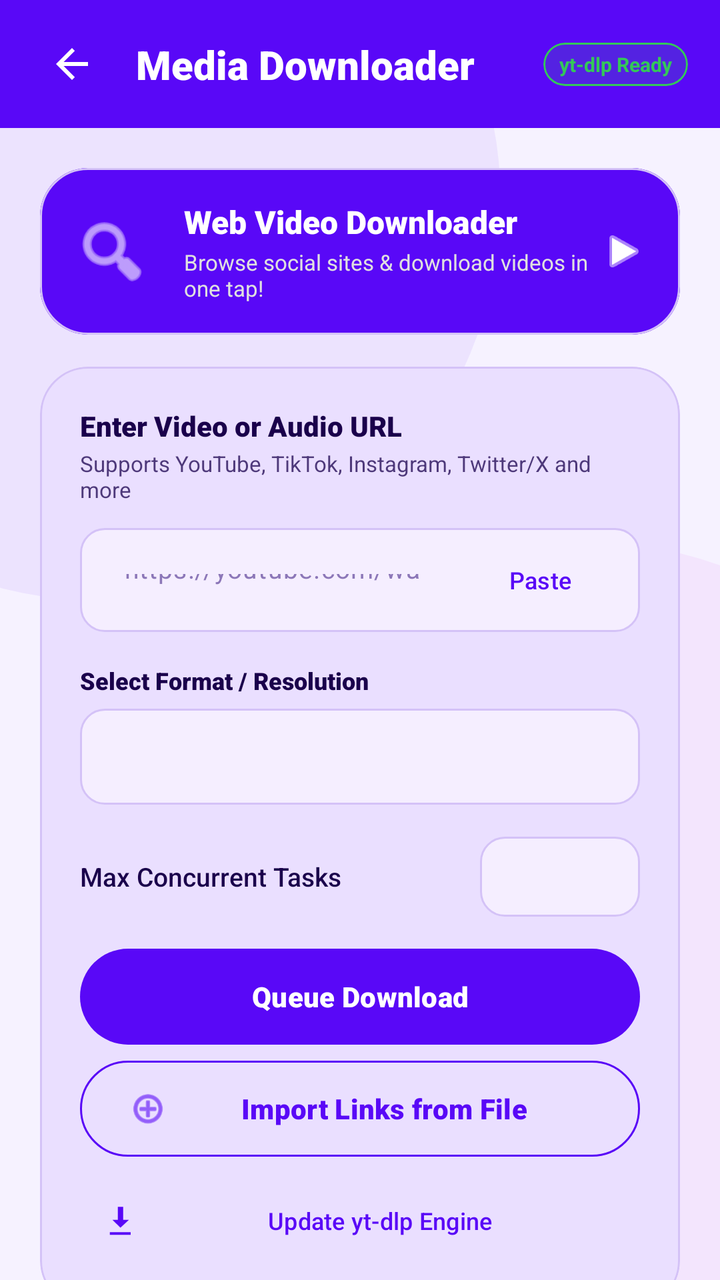
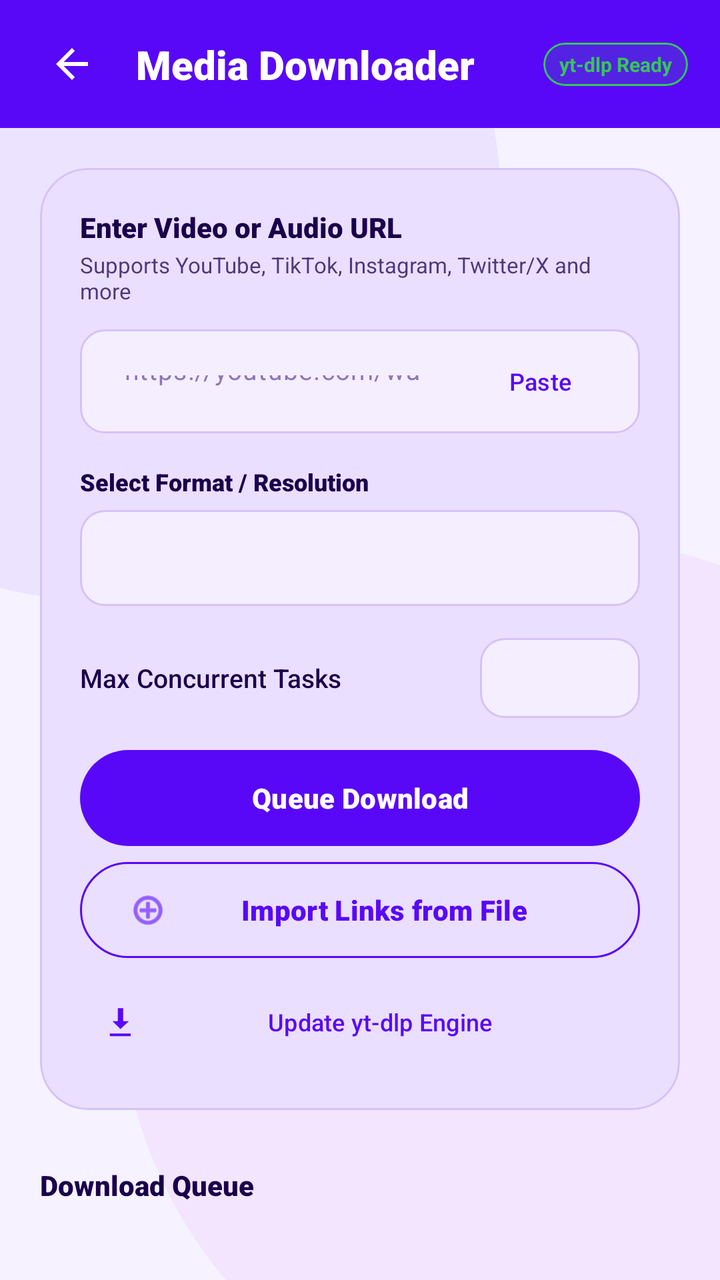

Two renders of the same Android screen: before a commit and after it. Below are the layout's source before the change and the commit's diff.
<!-- AndroidManifest.xml: activity theme Theme.ChatSnap.NoActionBar -->
<!-- res/layout/activity_downloader.xml -->
<?xml version="1.0" encoding="utf-8"?>
<androidx.coordinatorlayout.widget.CoordinatorLayout xmlns:android="http://schemas.android.com/apk/res/android"
    xmlns:app="http://schemas.android.com/apk/res-auto"
    xmlns:tools="http://schemas.android.com/tools"
    android:layout_width="match_parent"
    android:layout_height="match_parent"
    android:background="?android:attr/windowBackground"
    android:fitsSystemWindows="true">

    <include layout="@layout/layout_bubbles" />

    <com.google.android.material.appbar.AppBarLayout
        android:id="@+id/appBarLayout"
        android:layout_width="match_parent"
        android:layout_height="wrap_content"
        android:background="@android:color/transparent"
        app:elevation="0dp">

        <com.google.android.material.card.MaterialCardView
            android:id="@+id/cvHeader"
            android:layout_width="match_parent"
            android:layout_height="64dp"
            app:cardCornerRadius="0dp"
            app:cardElevation="4dp"
            app:cardBackgroundColor="?attr/colorPrimary"
            app:strokeWidth="0dp">

            <androidx.constraintlayout.widget.ConstraintLayout
                android:layout_width="match_parent"
                android:layout_height="match_parent"
                android:background="@drawable/header_gradient"
                android:paddingHorizontal="16dp">

                <ImageButton
                    android:id="@+id/btnBack"
                    android:layout_width="40dp"
                    android:layout_height="40dp"
                    android:background="?attr/selectableItemBackgroundBorderless"
                    android:src="@drawable/ic_back"
                    android:contentDescription="Back"
                    app:tint="?attr/colorOnPrimary"
                    app:layout_constraintBottom_toBottomOf="parent"
                    app:layout_constraintStart_toStartOf="parent"
                    app:layout_constraintTop_toTopOf="parent" />

                <TextView
                    android:id="@+id/tvHeaderTitle"
                    android:layout_width="wrap_content"
                    android:layout_height="wrap_content"
                    android:layout_marginStart="12dp"
                    android:text="Media Downloader"
                    android:textColor="?attr/colorOnPrimary"
                    android:textSize="20sp"
                    android:fontFamily="sans-serif-black"
                    app:layout_constraintBottom_toBottomOf="parent"
                    app:layout_constraintStart_toEndOf="@id/btnBack"
                    app:layout_constraintTop_toTopOf="parent" />

                
                <com.google.android.material.card.MaterialCardView
                    android:layout_width="wrap_content"
                    android:layout_height="wrap_content"
                    app:cardCornerRadius="12dp"
                    app:cardElevation="0dp"
                    app:cardBackgroundColor="#2234C759"
                    app:strokeWidth="1dp"
                    app:strokeColor="#FF34C759"
                    app:layout_constraintBottom_toBottomOf="parent"
                    app:layout_constraintEnd_toEndOf="parent"
                    app:layout_constraintTop_toTopOf="parent">

                    <TextView
                        android:layout_width="wrap_content"
                        android:layout_height="wrap_content"
                        android:paddingHorizontal="8dp"
                        android:paddingVertical="4dp"
                        android:text="yt-dlp Ready"
                        android:textColor="#34C759"
                        android:textSize="10sp"
                        android:textStyle="bold" />
                </com.google.android.material.card.MaterialCardView>

            </androidx.constraintlayout.widget.ConstraintLayout>
        </com.google.android.material.card.MaterialCardView>
    </com.google.android.material.appbar.AppBarLayout>

    <androidx.core.widget.NestedScrollView
        android:layout_width="match_parent"
        android:layout_height="match_parent"
        android:clipToPadding="false"
        android:paddingBottom="80dp"
        app:layout_behavior="@string/appbar_scrolling_view_behavior">

        <LinearLayout
            android:layout_width="match_parent"
            android:layout_height="wrap_content"
            android:orientation="vertical"
            android:padding="20dp">

            
            <com.google.android.material.card.MaterialCardView
                android:id="@+id/cvWebDownloader"
                android:layout_width="match_parent"
                android:layout_height="wrap_content"
                android:layout_marginBottom="16dp"
                app:cardCornerRadius="24dp"
                app:cardElevation="0dp"
                app:strokeWidth="1dp"
                app:strokeColor="?attr/colorOutlineVariant"
                app:cardBackgroundColor="?attr/colorSurface">

                <LinearLayout
                    android:layout_width="match_parent"
                    android:layout_height="wrap_content"
                    android:orientation="horizontal"
                    android:padding="16dp"
                    android:gravity="center_vertical"
                    android:background="@drawable/header_gradient">

                    <ImageView
                        android:layout_width="40dp"
                        android:layout_height="40dp"
                        android:src="@android:drawable/ic_menu_search"
                        app:tint="?attr/colorOnPrimary"
                        android:layout_marginEnd="16dp" />

                    <LinearLayout
                        android:layout_width="0dp"
                        android:layout_height="wrap_content"
                        android:layout_weight="1"
                        android:orientation="vertical">

                        <TextView
                            android:layout_width="wrap_content"
                            android:layout_height="wrap_content"
                            android:text="Web Video Downloader"
                            android:textColor="?attr/colorOnPrimary"
                            android:textSize="16sp"
                            android:fontFamily="sans-serif-black" />

                        <TextView
                            android:layout_width="wrap_content"
                            android:layout_height="wrap_content"
                            android:layout_marginTop="2dp"
                            android:text="Browse social sites &amp; download videos in one tap!"
                            android:textColor="#E0E0E0"
                            android:textSize="11sp" />
                    </LinearLayout>

                    <ImageView
                        android:layout_width="24dp"
                        android:layout_height="24dp"
                        android:src="@android:drawable/ic_media_play"
                        app:tint="?attr/colorOnPrimary" />
                </LinearLayout>
            </com.google.android.material.card.MaterialCardView>

            
            <com.google.android.material.card.MaterialCardView
                android:layout_width="match_parent"
                android:layout_height="wrap_content"
                android:layout_marginBottom="16dp"
                app:cardCornerRadius="24dp"
                app:cardElevation="0dp"
                app:strokeWidth="1dp"
                app:strokeColor="?attr/colorOutlineVariant"
                app:cardBackgroundColor="?attr/colorSurface">

                <LinearLayout
                    android:layout_width="match_parent"
                    android:layout_height="wrap_content"
                    android:orientation="vertical"
                    android:padding="20dp">

                    <TextView
                        android:layout_width="wrap_content"
                        android:layout_height="wrap_content"
                        android:text="Enter Video or Audio URL"
                        android:textColor="?android:attr/textColorPrimary"
                        android:textSize="14sp"
                        android:fontFamily="sans-serif-black" />

                    <TextView
                        android:layout_width="wrap_content"
                        android:layout_height="wrap_content"
                        android:layout_marginTop="2dp"
                        android:layout_marginBottom="12dp"
                        android:text="Supports YouTube, TikTok, Instagram, Twitter/X and more"
                        android:textColor="?android:attr/textColorSecondary"
                        android:textSize="11sp" />

                    
                    <LinearLayout
                        android:layout_width="match_parent"
                        android:layout_height="wrap_content"
                        android:orientation="horizontal"
                        android:background="@drawable/bg_input_field"
                        android:padding="6dp"
                        android:gravity="center_vertical"
                        android:layout_marginBottom="16dp">

                        <EditText
                            android:id="@+id/etUrl"
                            android:layout_width="0dp"
                            android:layout_height="40dp"
                            android:layout_weight="1"
                            android:background="@android:color/transparent"
                            android:hint="https://youtube.com/watch?v=..."
                            android:textColor="?android:attr/textColorPrimary"
                            android:textColorHint="?attr/colorOutline"
                            android:textSize="13sp"
                            android:paddingHorizontal="8dp"
                            android:inputType="textUri"
                            android:singleLine="true" />

                        <com.google.android.material.button.MaterialButton
                            android:id="@+id/btnPaste"
                            style="@style/Widget.Material3.Button.TextButton"
                            android:layout_width="wrap_content"
                            android:layout_height="36dp"
                            android:text="Paste"
                            android:textColor="?attr/colorPrimary"
                            android:textSize="12sp"
                            app:cornerRadius="12dp"
                            android:insetTop="0dp"
                            android:insetBottom="0dp" />
                    </LinearLayout>

                    
                    <TextView
                        android:layout_width="wrap_content"
                        android:layout_height="wrap_content"
                        android:text="Select Format / Resolution"
                        android:textColor="?android:attr/textColorPrimary"
                        android:textSize="12sp"
                        android:fontFamily="sans-serif-black" />

                    <Spinner
                        android:id="@+id/spnResolution"
                        android:layout_width="match_parent"
                        android:layout_height="48dp"
                        android:layout_marginTop="6dp"
                        android:background="@drawable/bg_input_field"
                        android:paddingHorizontal="12dp" />

                    
                    <LinearLayout
                        android:layout_width="match_parent"
                        android:layout_height="wrap_content"
                        android:orientation="horizontal"
                        android:gravity="center_vertical"
                        android:layout_marginTop="16dp"
                        android:layout_marginBottom="16dp">
                        
                        <TextView
                            android:layout_width="0dp"
                            android:layout_height="wrap_content"
                            android:layout_weight="1"
                            android:text="Max Concurrent Tasks"
                            android:textSize="13sp"
                            android:fontFamily="sans-serif-medium"
                            android:textColor="?android:attr/textColorPrimary" />
                            
                        <Spinner
                            android:id="@+id/spnConcurrentLimit"
                            android:layout_width="80dp"
                            android:layout_height="40dp"
                            android:background="@drawable/bg_input_field"
                            android:paddingHorizontal="8dp" />
                    </LinearLayout>

                    
                    <com.google.android.material.button.MaterialButton
                        android:id="@+id/btnDownload"
                        android:layout_width="match_parent"
                        android:layout_height="48dp"
                        android:text="Queue Download"
                        android:textColor="#FFFFFF"
                        android:textSize="14sp"
                        android:fontFamily="sans-serif-black"
                        app:backgroundTint="?attr/colorPrimary"
                        app:cornerRadius="24dp"
                        android:insetTop="0dp"
                        android:insetBottom="0dp" />

                    
                    <com.google.android.material.button.MaterialButton
                        android:id="@+id/btnImportFile"
                        style="@style/Widget.Material3.Button.OutlinedButton"
                        android:layout_width="match_parent"
                        android:layout_height="48dp"
                        android:layout_marginTop="8dp"
                        android:text="Import Links from File"
                        android:textColor="?attr/colorPrimary"
                        android:textSize="14sp"
                        android:fontFamily="sans-serif-black"
                        app:cornerRadius="24dp"
                        app:strokeColor="?attr/colorPrimary"
                        app:icon="@android:drawable/ic_menu_add"
                        app:iconSize="20dp"
                        app:iconTint="?attr/colorPrimary"
                        android:insetTop="0dp"
                        android:insetBottom="0dp" />

                    
                    <com.google.android.material.button.MaterialButton
                        android:id="@+id/btnUpdateEngine"
                        style="@style/Widget.Material3.Button.TextButton"
                        android:layout_width="match_parent"
                        android:layout_height="wrap_content"
                        android:layout_marginTop="8dp"
                        android:text="Update yt-dlp Engine"
                        android:textColor="?attr/colorPrimary"
                        android:textSize="12sp"
                        app:icon="@android:drawable/stat_sys_download"
                        app:iconSize="16dp"
                        app:iconTint="?attr/colorPrimary" />

                </LinearLayout>
            </com.google.android.material.card.MaterialCardView>

            
            <TextView
                android:id="@+id/tvQueueHeader"
                android:layout_width="match_parent"
                android:layout_height="wrap_content"
                android:layout_marginTop="12dp"
                android:layout_marginBottom="8dp"
                android:text="Download Queue"
                android:textColor="?android:attr/textColorPrimary"
                android:textSize="14sp"
                android:fontFamily="sans-serif-black" />

            <androidx.recyclerview.widget.RecyclerView
                android:id="@+id/rvQueue"
                android:layout_width="match_parent"
                android:layout_height="wrap_content"
                android:nestedScrollingEnabled="false"
                tools:listitem="@layout/item_download_task" />

            
            <LinearLayout
                android:layout_width="match_parent"
                android:layout_height="wrap_content"
                android:orientation="horizontal"
                android:gravity="center_vertical"
                android:layout_marginTop="24dp"
                android:layout_marginBottom="8dp">

                <TextView
                    android:id="@+id/tvHistoryHeader"
                    android:layout_width="0dp"
                    android:layout_height="wrap_content"
                    android:layout_weight="1"
                    android:text="Download History"
                    android:textColor="?android:attr/textColorPrimary"
                    android:textSize="14sp"
                    android:fontFamily="sans-serif-black" />

                <com.google.android.material.button.MaterialButton
                    android:id="@+id/btnClearHistory"
                    style="@style/Widget.Material3.Button.TextButton"
                    android:layout_width="wrap_content"
                    android:layout_height="32dp"
                    android:text="Clear All"
                    android:textColor="#FF3B30"
                    android:textSize="11sp"
                    app:cornerRadius="12dp"
                    android:insetTop="0dp"
                    android:insetBottom="0dp" />
            </LinearLayout>

            <TextView
                android:id="@+id/tvHistoryEmpty"
                android:layout_width="match_parent"
                android:layout_height="wrap_content"
                android:text="No download history yet"
                android:textColor="?android:attr/textColorSecondary"
                android:textSize="12sp"
                android:gravity="center"
                android:paddingVertical="24dp"
                android:visibility="visible" />

            <androidx.recyclerview.widget.RecyclerView
                android:id="@+id/rvHistory"
                android:layout_width="match_parent"
                android:layout_height="wrap_content"
                android:nestedScrollingEnabled="false" />

        </LinearLayout>
    </androidx.core.widget.NestedScrollView>

</androidx.coordinatorlayout.widget.CoordinatorLayout>
<!-- res/layout/layout_bubbles.xml (included above) -->
<?xml version="1.0" encoding="utf-8"?>
<merge xmlns:android="http://schemas.android.com/apk/res/android"
    xmlns:app="http://schemas.android.com/apk/res-auto">

    
    <View
        android:layout_width="400dp"
        android:layout_height="400dp"
        android:layout_gravity="top|start"
        android:layout_marginTop="-100dp"
        android:layout_marginStart="-150dp"
        android:background="@drawable/bg_bubble"
        android:backgroundTint="?attr/colorPrimary"
        android:alpha="0.06"
        android:translationZ="-10dp" />

    
    <View
        android:layout_width="450dp"
        android:layout_height="450dp"
        android:layout_gravity="bottom|end"
        android:layout_marginBottom="-80dp"
        android:layout_marginEnd="-150dp"
        android:background="@drawable/bg_bubble"
        android:backgroundTint="#C500E6"
        android:alpha="0.05"
        android:translationZ="-10dp" />

</merge>
<!-- res/layout/item_download_task.xml (included above) -->
<?xml version="1.0" encoding="utf-8"?>
<com.google.android.material.card.MaterialCardView xmlns:android="http://schemas.android.com/apk/res/android"
    xmlns:app="http://schemas.android.com/apk/res-auto"
    android:layout_width="match_parent"
    android:layout_height="wrap_content"
    android:layout_marginBottom="12dp"
    app:cardCornerRadius="18dp"
    app:cardElevation="0dp"
    app:strokeWidth="1dp"
    app:strokeColor="?attr/colorOutlineVariant"
    app:cardBackgroundColor="?attr/colorSurface">

    <LinearLayout
        android:layout_width="match_parent"
        android:layout_height="wrap_content"
        android:orientation="horizontal"
        android:padding="14dp"
        android:gravity="center_vertical">

        
        <com.google.android.material.card.MaterialCardView
            android:layout_width="80dp"
            android:layout_height="60dp"
            app:cardCornerRadius="10dp"
            app:cardElevation="0dp"
            app:strokeWidth="1dp"
            app:strokeColor="?attr/colorOutlineVariant">

            <ImageView
                android:id="@+id/ivTaskThumbnail"
                android:layout_width="match_parent"
                android:layout_height="match_parent"
                android:scaleType="centerCrop"
                android:src="@android:drawable/ic_menu_gallery" />
        </com.google.android.material.card.MaterialCardView>

        
        <LinearLayout
            android:layout_width="0dp"
            android:layout_height="wrap_content"
            android:layout_weight="1"
            android:layout_marginStart="12dp"
            android:orientation="vertical">

            
            <LinearLayout
                android:layout_width="match_parent"
                android:layout_height="wrap_content"
                android:orientation="horizontal"
                android:gravity="center_vertical"
                android:layout_marginBottom="8dp">

                
                <com.google.android.material.card.MaterialCardView
                    android:id="@+id/cvQualityBadge"
                    android:layout_width="wrap_content"
                    android:layout_height="wrap_content"
                    app:cardCornerRadius="6dp"
                    app:cardElevation="0dp"
                    app:cardBackgroundColor="?attr/colorPrimaryContainer"
                    app:strokeWidth="0dp">

                    <TextView
                        android:id="@+id/tvTaskQuality"
                        android:layout_width="wrap_content"
                        android:layout_height="wrap_content"
                        android:paddingHorizontal="6dp"
                        android:paddingVertical="2dp"
                        android:text="1080p"
                        android:textColor="?attr/colorOnPrimaryContainer"
                        android:textSize="9sp"
                        android:textStyle="bold" />
                </com.google.android.material.card.MaterialCardView>

                
                <TextView
                    android:id="@+id/tvTaskTitle"
                    android:layout_width="0dp"
                    android:layout_height="wrap_content"
                    android:layout_weight="1"
                    android:layout_marginStart="8dp"
                    android:layout_marginEnd="8dp"
                    android:text="Fetching stream data..."
                    android:textColor="?android:attr/textColorPrimary"
                    android:textSize="12sp"
                    android:fontFamily="sans-serif-medium"
                    android:singleLine="true"
                    android:ellipsize="end" />

                
                <ImageButton
                    android:id="@+id/btnCancelTask"
                    android:layout_width="24dp"
                    android:layout_height="24dp"
                    android:background="?attr/selectableItemBackgroundBorderless"
                    android:src="@android:drawable/ic_menu_close_clear_cancel"
                    app:tint="#FF3B30"
                    android:contentDescription="Cancel download" />
            </LinearLayout>

            
            <com.google.android.material.progressindicator.LinearProgressIndicator
                android:id="@+id/pbTaskProgress"
                android:layout_width="match_parent"
                android:layout_height="wrap_content"
                android:layout_marginBottom="6dp"
                app:trackThickness="4dp"
                app:trackCornerRadius="2dp"
                app:trackColor="?attr/colorOutlineVariant"
                app:indicatorColor="?attr/colorPrimary"
                android:progress="0" />

            
            <LinearLayout
                android:layout_width="match_parent"
                android:layout_height="wrap_content"
                android:orientation="horizontal"
                android:gravity="center_vertical">

                
                <TextView
                    android:id="@+id/tvTaskStatus"
                    android:layout_width="0dp"
                    android:layout_height="wrap_content"
                    android:layout_weight="1"
                    android:text="Queued"
                    android:textColor="?android:attr/textColorSecondary"
                    android:textSize="10sp"
                    android:fontFamily="sans-serif-medium"
                    android:singleLine="true"
                    android:ellipsize="end" />

                
                <TextView
                    android:id="@+id/tvTaskStats"
                    android:layout_width="wrap_content"
                    android:layout_height="wrap_content"
                    android:layout_marginStart="8dp"
                    android:text="-- MB/s • -- MB • --:--"
                    android:textColor="?android:attr/textColorSecondary"
                    android:textSize="10sp"
                    android:singleLine="true"
                    android:ellipsize="end" />
            </LinearLayout>

        </LinearLayout>

    </LinearLayout>
</com.google.android.material.card.MaterialCardView>
<!-- resources referenced by this layout -->
<resources>
  <!-- drawable bg_bubble (drawable) -->
  <?xml version="1.0" encoding="utf-8"?>
  <shape xmlns:android="http://schemas.android.com/apk/res/android"
      android:shape="oval">
      <solid android:color="?attr/colorPrimary" />
  </shape>
  <!-- drawable bg_input_field (drawable) -->
  <?xml version="1.0" encoding="utf-8"?>
  <shape xmlns:android="http://schemas.android.com/apk/res/android">
      <solid android:color="?attr/colorSurfaceVariant" />
      <corners android:radius="12dp" />
      <stroke android:width="1dp" android:color="?attr/colorOutlineVariant" />
  </shape>
  <!-- drawable header_gradient (drawable) -->
  <?xml version="1.0" encoding="utf-8"?>
  <shape xmlns:android="http://schemas.android.com/apk/res/android"
      android:shape="rectangle">
      <gradient
          android:startColor="?attr/colorPrimary"
          android:endColor="?attr/colorPrimary"
          android:angle="45"/>
      <corners
          android:radius="0dp"/>
  </shape>
  <!-- drawable ic_back (drawable) -->
  <vector xmlns:android="http://schemas.android.com/apk/res/android"
      android:width="24dp"
      android:height="24dp"
      android:viewportWidth="24"
      android:viewportHeight="24">
      <path
          android:fillColor="#FF000000"
          android:pathData="M20,11H7.83l5.59,-5.59L12,4l-8,8 8,8 1.41,-1.41L7.83,13H20v-2z" />
  </vector>
  <style name="Theme.ChatSnap.NoActionBar">
          <item name="windowActionBar">false</item>
          <item name="windowNoTitle">true</item>
      </style>
</resources>

<!-- the commit's change to res/layout/activity_downloader.xml (unified diff, before → after) -->
@@ -97,63 +97,6 @@
             android:orientation="vertical"
             android:padding="20dp">
 
-            
-            <com.google.android.material.card.MaterialCardView
-                android:id="@+id/cvWebDownloader"
-                android:layout_width="match_parent"
-                android:layout_height="wrap_content"
-                android:layout_marginBottom="16dp"
-                app:cardCornerRadius="24dp"
-                app:cardElevation="0dp"
-                app:strokeWidth="1dp"
-                app:strokeColor="?attr/colorOutlineVariant"
-                app:cardBackgroundColor="?attr/colorSurface">
-
-                <LinearLayout
-                    android:layout_width="match_parent"
-                    android:layout_height="wrap_content"
-                    android:orientation="horizontal"
-                    android:padding="16dp"
-                    android:gravity="center_vertical"
-                    android:background="@drawable/header_gradient">
-
-                    <ImageView
-                        android:layout_width="40dp"
-                        android:layout_height="40dp"
-                        android:src="@android:drawable/ic_menu_search"
-                        app:tint="?attr/colorOnPrimary"
-                        android:layout_marginEnd="16dp" />
-
-                    <LinearLayout
-                        android:layout_width="0dp"
-                        android:layout_height="wrap_content"
-                        android:layout_weight="1"
-                        android:orientation="vertical">
-
-                        <TextView
-                            android:layout_width="wrap_content"
-                            android:layout_height="wrap_content"
-                            android:text="Web Video Downloader"
-                            android:textColor="?attr/colorOnPrimary"
-                            android:textSize="16sp"
-                            android:fontFamily="sans-serif-black" />
-
-                        <TextView
-                            android:layout_width="wrap_content"
-                            android:layout_height="wrap_content"
-                            android:layout_marginTop="2dp"
-                            android:text="Browse social sites &amp; download videos in one tap!"
-                            android:textColor="#E0E0E0"
-                            android:textSize="11sp" />
-                    </LinearLayout>
-
-                    <ImageView
-                        android:layout_width="24dp"
-                        android:layout_height="24dp"
-                        android:src="@android:drawable/ic_media_play"
-                        app:tint="?attr/colorOnPrimary" />
-                </LinearLayout>
-            </com.google.android.material.card.MaterialCardView>
 
             
             <com.google.android.material.card.MaterialCardView
